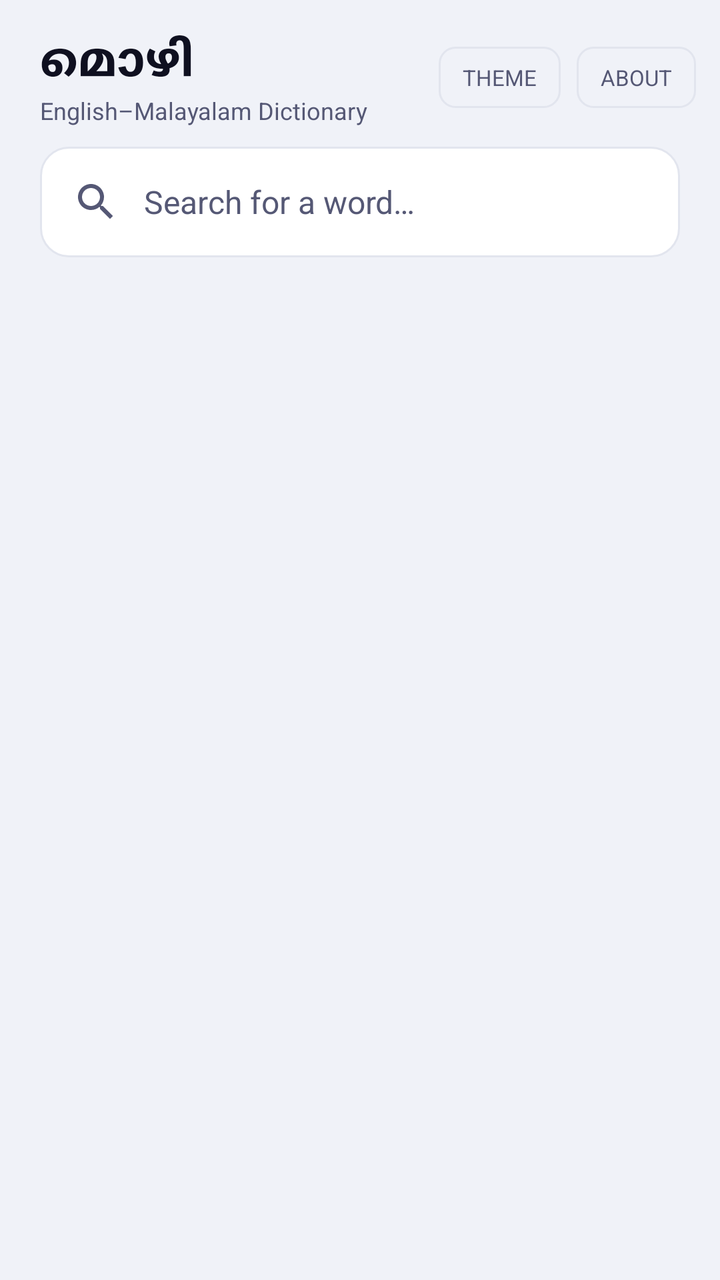
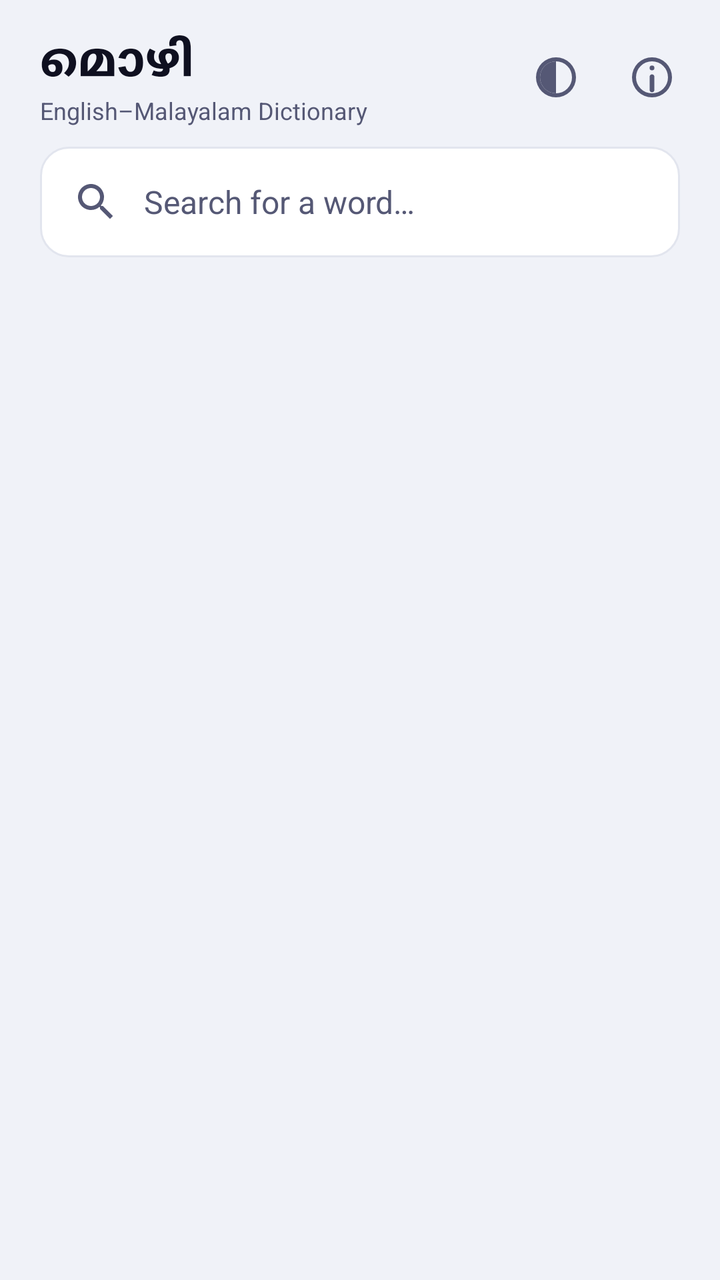

Before-and-after screenshots of an Android layout around one commit, followed by the original layout XML and the change that was made.
<!-- AndroidManifest.xml: application theme Theme_Mozhi -->
<!-- res/layout/activity_main.xml -->
<?xml version="1.0" encoding="utf-8"?>
<LinearLayout xmlns:android="http://schemas.android.com/apk/res/android"
    android:id="@+id/root"
    android:orientation="vertical"
    android:layout_width="match_parent"
    android:layout_height="match_parent"
    android:background="@color/bg">

    
    <LinearLayout
        android:orientation="horizontal"
        android:layout_width="match_parent"
        android:layout_height="wrap_content"
        android:gravity="center_vertical"
        android:paddingLeft="20dp"
        android:paddingRight="12dp"
        android:paddingTop="14dp"
        android:paddingBottom="10dp">

        <LinearLayout
            android:orientation="vertical"
            android:layout_width="0dp"
            android:layout_weight="1"
            android:layout_height="wrap_content">

            <TextView
                android:id="@+id/title"
                android:layout_width="wrap_content"
                android:layout_height="wrap_content"
                android:text="മൊഴി"
                android:textSize="24sp"
                android:textStyle="bold"
                android:textColor="@color/on_bg" />

            <TextView
                android:layout_width="wrap_content"
                android:layout_height="wrap_content"
                android:text="@string/subtitle"
                android:textSize="12sp"
                android:textColor="@color/secondary" />
        </LinearLayout>

        <Button
            android:id="@+id/theme_btn"
            android:layout_width="wrap_content"
            android:layout_height="wrap_content"
            android:text="@string/theme"
            android:textAllCaps="true"
            android:textSize="11sp"
            android:minWidth="0dp"
            android:minHeight="0dp"
            android:paddingLeft="12dp"
            android:paddingRight="12dp"
            android:paddingTop="8dp"
            android:paddingBottom="8dp"
            android:background="@drawable/btn_outline"
            android:textColor="@color/secondary" />

        <Button
            android:id="@+id/about_btn"
            android:layout_width="wrap_content"
            android:layout_height="wrap_content"
            android:layout_marginLeft="8dp"
            android:text="@string/about"
            android:textAllCaps="true"
            android:textSize="11sp"
            android:minWidth="0dp"
            android:minHeight="0dp"
            android:paddingLeft="12dp"
            android:paddingRight="12dp"
            android:paddingTop="8dp"
            android:paddingBottom="8dp"
            android:background="@drawable/btn_outline"
            android:textColor="@color/secondary" />
    </LinearLayout>

    
    <LinearLayout
        android:id="@+id/stage"
        android:orientation="vertical"
        android:layout_width="match_parent"
        android:layout_height="0dp"
        android:layout_weight="1">

        
        <LinearLayout
            android:id="@+id/search_box"
            android:orientation="horizontal"
            android:layout_width="match_parent"
            android:layout_height="wrap_content"
            android:layout_marginLeft="20dp"
            android:layout_marginRight="20dp"
            android:gravity="center_vertical"
            android:background="@drawable/search_bg"
            android:paddingLeft="16dp"
            android:paddingRight="8dp"
            android:paddingTop="8dp"
            android:paddingBottom="8dp">

            <ImageView
                android:layout_width="24dp"
                android:layout_height="24dp"
                android:layout_marginRight="12dp"
                android:src="@drawable/ic_search" />

            <EditText
                android:id="@+id/search_input"
                android:layout_width="0dp"
                android:layout_weight="1"
                android:layout_height="wrap_content"
                android:background="@null"
                android:hint="@string/search_hint"
                android:textColor="@color/on_bg"
                android:textColorHint="@color/secondary"
                android:textSize="16sp"
                android:singleLine="true"
                android:imeOptions="actionSearch"
                android:inputType="text" />

            <Button
                android:id="@+id/clear_btn"
                android:layout_width="wrap_content"
                android:layout_height="wrap_content"
                android:text="✕"
                android:textSize="14sp"
                android:minWidth="0dp"
                android:minHeight="0dp"
                android:padding="10dp"
                android:background="@null"
                android:textColor="@color/secondary"
                android:visibility="invisible" />
        </LinearLayout>

        
        <FrameLayout
            android:id="@+id/content"
            android:layout_width="match_parent"
            android:layout_height="0dp"
            android:layout_weight="1"
            android:layout_marginTop="8dp"
            android:visibility="gone">

            
            <LinearLayout
                android:id="@+id/loading_view"
                android:orientation="vertical"
                android:layout_width="match_parent"
                android:layout_height="match_parent"
                android:gravity="center"
                android:visibility="gone">

                <ProgressBar
                    android:layout_width="wrap_content"
                    android:layout_height="wrap_content" />

                <TextView
                    android:layout_width="wrap_content"
                    android:layout_height="wrap_content"
                    android:layout_marginTop="12dp"
                    android:text="@string/preparing"
                    android:textSize="14sp"
                    android:textColor="@color/secondary" />
            </LinearLayout>

            
            <TextView
                android:id="@+id/empty_view"
                android:layout_width="match_parent"
                android:layout_height="match_parent"
                android:gravity="center"
                android:text="@string/empty_hint"
                android:textSize="15sp"
                android:textColor="@color/secondary"
                android:visibility="gone" />

            
            <ListView
                android:id="@+id/suggestions"
                android:layout_width="match_parent"
                android:layout_height="match_parent"
                android:divider="@color/outline"
                android:dividerHeight="1dp"
                android:visibility="gone"
                android:clipToPadding="false"
                android:paddingBottom="8dp" />

            
            <ScrollView
                android:id="@+id/detail_view"
                android:layout_width="match_parent"
                android:layout_height="match_parent"
                android:visibility="gone"
                android:clipToPadding="false"
                android:paddingLeft="20dp"
                android:paddingRight="20dp"
                android:paddingTop="8dp"
                android:paddingBottom="16dp">

                <LinearLayout
                    android:orientation="vertical"
                    android:layout_width="match_parent"
                    android:layout_height="wrap_content">

                    <TextView
                        android:id="@+id/word_title"
                        android:layout_width="match_parent"
                        android:layout_height="wrap_content"
                        android:textSize="26sp"
                        android:textStyle="bold"
                        android:textColor="@color/on_bg" />

                    <LinearLayout
                        android:id="@+id/meanings_box"
                        android:orientation="vertical"
                        android:layout_width="match_parent"
                        android:layout_height="wrap_content"
                        android:layout_marginTop="12dp" />
                </LinearLayout>
            </ScrollView>
        </FrameLayout>
    </LinearLayout>

    
    <TextView
        android:id="@+id/status"
        android:layout_width="match_parent"
        android:layout_height="wrap_content"
        android:gravity="center"
        android:padding="10dp"
        android:textSize="12sp"
        android:textColor="@color/secondary" />

</LinearLayout>
<!-- resources referenced by this layout -->
<resources>
  <color name="bg">#F0F2F8</color>
  <color name="on_bg">#0F1020</color>
  <color name="outline">#E2E5EE</color>
  <color name="secondary">#555875</color>
  <!-- drawable btn_outline (drawable) -->
  <?xml version="1.0" encoding="utf-8"?>
  <shape xmlns:android="http://schemas.android.com/apk/res/android"
      android:shape="rectangle">
      <solid android:color="@android:color/transparent" />
      <corners android:radius="8dp" />
      <stroke android:width="1dp" android:color="@color/outline" />
  </shape>
  <!-- drawable ic_search (drawable) -->
  <?xml version="1.0" encoding="utf-8"?>
  <vector xmlns:android="http://schemas.android.com/apk/res/android"
      android:width="24dp"
      android:height="24dp"
      android:viewportWidth="24"
      android:viewportHeight="24">
      <path
          android:fillColor="@color/secondary"
          android:pathData="M15.5,14h-0.79l-0.28,-0.27C15.41,12.59 16,11.11 16,9.5 16,5.91 13.09,3 9.5,3S3,5.91 3,9.5 5.91,16 9.5,16c1.61,0 3.09,-0.59 4.23,-1.57l0.27,0.28v0.79l5,4.99L20.49,19l-4.99,-5zM9.5,14C7.01,14 5,11.99 5,9.5S7.01,5 9.5,5 14,7.01 14,9.5 11.99,14 9.5,14z" />
  </vector>
  <!-- drawable search_bg (drawable) -->
  <?xml version="1.0" encoding="utf-8"?>
  <shape xmlns:android="http://schemas.android.com/apk/res/android"
      android:shape="rectangle">
      <solid android:color="@color/search_box_bg" />
      <corners android:radius="14dp" />
      <stroke android:width="1dp" android:color="@color/outline" />
  </shape>
  <string name="about">About</string>
  <string name="empty_hint">Start typing to see suggestions</string>
  <string name="preparing">Preparing dictionary…</string>
  <string name="search_hint">Search for a word…</string>
  <string name="subtitle">English–Malayalam Dictionary</string>
  <string name="theme">Theme</string>
  <style name="Theme_Mozhi" parent="@android:style/Theme.Material.Light.NoActionBar">
          <item name="android:windowBackground">@color/bg</item>
          <item name="android:statusBarColor">@color/bg</item>
          <item name="android:navigationBarColor">@color/bg</item>
      </style>
  <color name="search_box_bg">#FFFFFF</color>
</resources>

<!-- the commit's change to res/layout/activity_main.xml (unified diff, before → after) -->
@@ -40,38 +40,24 @@
                 android:textColor="@color/secondary" />
         </LinearLayout>
 
-        <Button
+        <ImageButton
             android:id="@+id/theme_btn"
-            android:layout_width="wrap_content"
-            android:layout_height="wrap_content"
-            android:text="@string/theme"
-            android:textAllCaps="true"
-            android:textSize="11sp"
-            android:minWidth="0dp"
-            android:minHeight="0dp"
-            android:paddingLeft="12dp"
-            android:paddingRight="12dp"
-            android:paddingTop="8dp"
-            android:paddingBottom="8dp"
-            android:background="@drawable/btn_outline"
-            android:textColor="@color/secondary" />
-
-        <Button
+            android:layout_width="44dp"
+            android:layout_height="44dp"
+            android:src="@drawable/ic_theme"
+            android:contentDescription="@string/theme"
+            android:background="?android:attr/selectableItemBackgroundBorderless"
+            android:padding="10dp" />
+
+        <ImageButton
             android:id="@+id/about_btn"
-            android:layout_width="wrap_content"
-            android:layout_height="wrap_content"
-            android:layout_marginLeft="8dp"
-            android:text="@string/about"
-            android:textAllCaps="true"
-            android:textSize="11sp"
-            android:minWidth="0dp"
-            android:minHeight="0dp"
-            android:paddingLeft="12dp"
-            android:paddingRight="12dp"
-            android:paddingTop="8dp"
-            android:paddingBottom="8dp"
-            android:background="@drawable/btn_outline"
-            android:textColor="@color/secondary" />
+            android:layout_width="44dp"
+            android:layout_height="44dp"
+            android:layout_marginLeft="4dp"
+            android:src="@drawable/ic_info"
+            android:contentDescription="@string/about"
+            android:background="?android:attr/selectableItemBackgroundBorderless"
+            android:padding="10dp" />
     </LinearLayout>
 
     
<!-- resource entries referenced after the edit -->
@@ -4,14 +4,29 @@
   <color name="on_bg">#0F1020</color>
   <color name="outline">#E2E5EE</color>
   <color name="secondary">#555875</color>
-  <!-- drawable btn_outline (drawable) -->
+  <!-- drawable ic_info (drawable) -->
   <?xml version="1.0" encoding="utf-8"?>
-  <shape xmlns:android="http://schemas.android.com/apk/res/android"
-      android:shape="rectangle">
-      <solid android:color="@android:color/transparent" />
-      <corners android:radius="8dp" />
-      <stroke android:width="1dp" android:color="@color/outline" />
-  </shape>
+  <vector xmlns:android="http://schemas.android.com/apk/res/android"
+      android:width="24dp"
+      android:height="24dp"
+      android:viewportWidth="24"
+      android:viewportHeight="24">
+      
+      <path
+          android:fillColor="@color/secondary"
+          android:fillType="evenOdd"
+          android:pathData="M12,2 a10,10 0 1,1 0,20 a10,10 0 1,1 0,-20
+              M12,4 a8,8 0 1,1 0,16 a8,8 0 1,1 0,-16" />
+      
+      <path
+          android:fillColor="@color/secondary"
+          android:pathData="M12,6.1 a1.2,1.2 0 1,1 0,2.4 a1.2,1.2 0 1,1 0,-2.4 z" />
+      
+      <path
+          android:fillColor="@color/secondary"
+          android:pathData="M12,10.5 c0.66,0 1.2,0.54 1.2,1.2 v6.6 c0,0.66 -0.54,1.2 -1.2,1.2
+              c-0.66,0 -1.2,-0.54 -1.2,-1.2 v-6.6 c0,-0.66 0.54,-1.2 1.2,-1.2 z" />
+  </vector>
   <!-- drawable ic_search (drawable) -->
   <?xml version="1.0" encoding="utf-8"?>
   <vector xmlns:android="http://schemas.android.com/apk/res/android"
@@ -22,6 +37,24 @@
       <path
           android:fillColor="@color/secondary"
           android:pathData="M15.5,14h-0.79l-0.28,-0.27C15.41,12.59 16,11.11 16,9.5 16,5.91 13.09,3 9.5,3S3,5.91 3,9.5 5.91,16 9.5,16c1.61,0 3.09,-0.59 4.23,-1.57l0.27,0.28v0.79l5,4.99L20.49,19l-4.99,-5zM9.5,14C7.01,14 5,11.99 5,9.5S7.01,5 9.5,5 14,7.01 14,9.5 11.99,14 9.5,14z" />
+  </vector>
+  <!-- drawable ic_theme (drawable) -->
+  <?xml version="1.0" encoding="utf-8"?>
+  <vector xmlns:android="http://schemas.android.com/apk/res/android"
+      android:width="24dp"
+      android:height="24dp"
+      android:viewportWidth="24"
+      android:viewportHeight="24">
+      
+      <path
+          android:fillColor="@color/secondary"
+          android:fillType="evenOdd"
+          android:pathData="M12,2 a10,10 0 1,1 0,20 a10,10 0 1,1 0,-20
+              M12,4 a8,8 0 1,1 0,16 a8,8 0 1,1 0,-16" />
+      
+      <path
+          android:fillColor="@color/secondary"
+          android:pathData="M12,4 a8,8 0 0,0 0,16 z" />
   </vector>
   <!-- drawable search_bg (drawable) -->
   <?xml version="1.0" encoding="utf-8"?>
